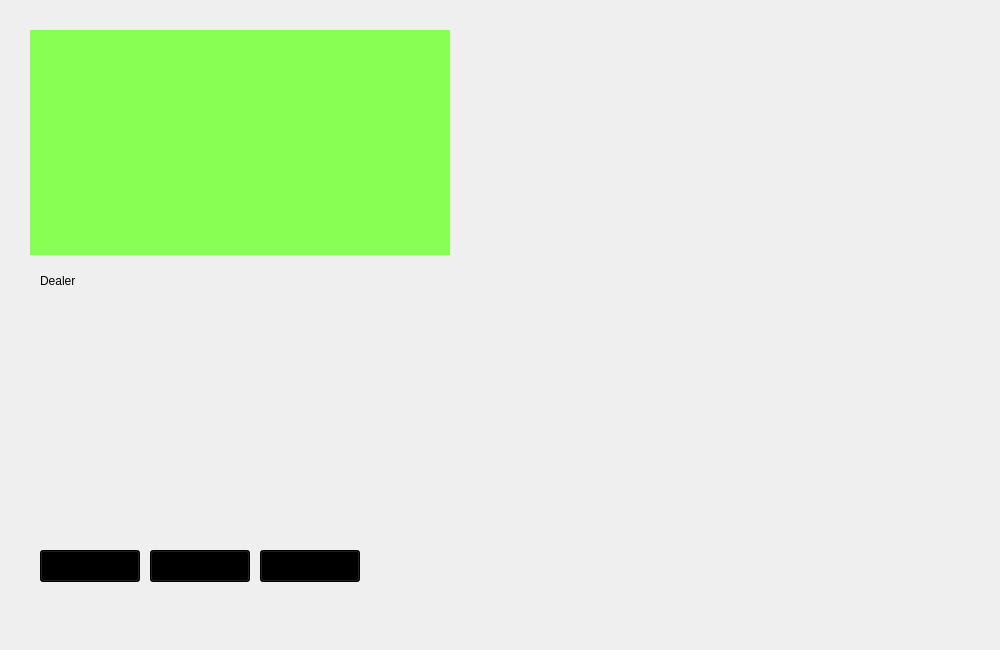
jasonpliszak/BlackJackGame_EC327, file game.ui: the form before one commit.
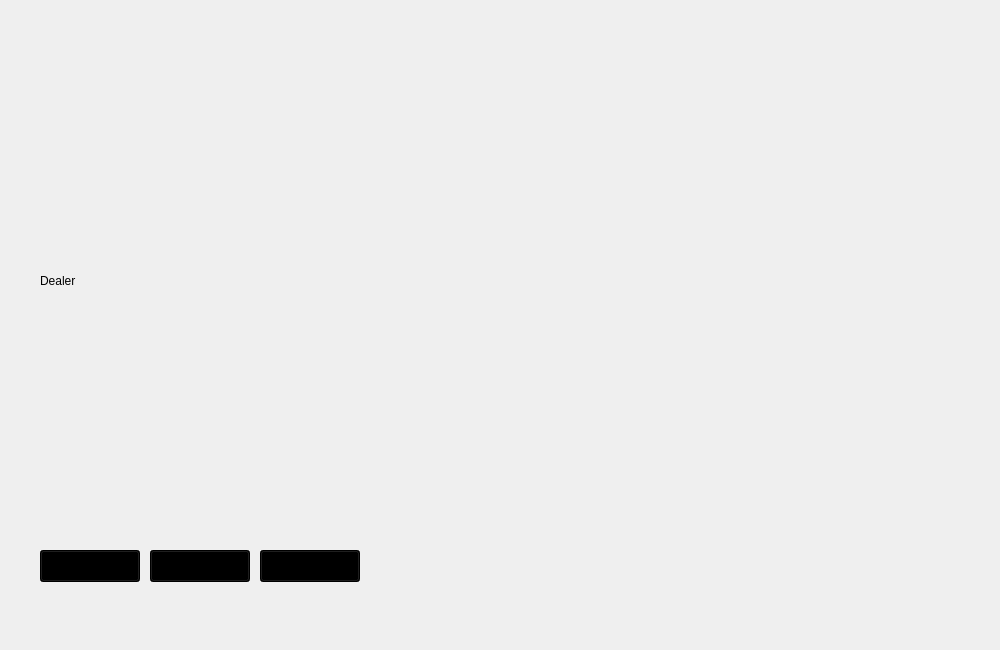
The form after the commit.

Patch:
```diff
--- a/game.ui
+++ b/game.ui
@@ -29,7 +29,7 @@
     </rect>
    </property>
    <property name="styleSheet">
-    <string notr="true">background-color: rgb(136, 255, 83)</string>
+    <string notr="true"/>
    </property>
    <property name="text">
     <string/>
@@ -138,7 +138,7 @@
   <widget class="QLabel" name="DC2">
    <property name="geometry">
     <rect>
-     <x>120</x>
+     <x>80</x>
      <y>300</y>
      <width>150</width>
      <height>225</height>
@@ -154,7 +154,7 @@
   <widget class="QLabel" name="DC3">
    <property name="geometry">
     <rect>
-     <x>140</x>
+     <x>130</x>
      <y>300</y>
      <width>150</width>
      <height>225</height>
@@ -170,7 +170,7 @@
   <widget class="QLabel" name="DC4">
    <property name="geometry">
     <rect>
-     <x>160</x>
+     <x>180</x>
      <y>300</y>
      <width>150</width>
      <height>225</height>
@@ -186,7 +186,7 @@
   <widget class="QLabel" name="DC5">
    <property name="geometry">
     <rect>
-     <x>180</x>
+     <x>230</x>
      <y>300</y>
      <width>150</width>
      <height>225</height>
@@ -209,7 +209,7 @@
     </rect>
    </property>
    <property name="styleSheet">
-    <string notr="true">background-color: rgb(136, 255, 83)</string>
+    <string notr="true"/>
    </property>
    <property name="text">
     <string/>
@@ -228,7 +228,7 @@
     </rect>
    </property>
    <property name="styleSheet">
-    <string notr="true">background-color: rgb(136, 255, 83)</string>
+    <string notr="true"/>
    </property>
    <property name="text">
     <string/>
@@ -240,14 +240,14 @@
   <widget class="QLabel" name="PC4">
    <property name="geometry">
     <rect>
-     <x>170</x>
+     <x>180</x>
      <y>30</y>
      <width>150</width>
      <height>225</height>
     </rect>
    </property>
    <property name="styleSheet">
-    <string notr="true">background-color: rgb(136, 255, 83)</string>
+    <string notr="true"/>
    </property>
    <property name="text">
     <string/>
@@ -259,14 +259,14 @@
   <widget class="QLabel" name="PC3">
    <property name="geometry">
     <rect>
-     <x>150</x>
+     <x>130</x>
      <y>30</y>
      <width>150</width>
      <height>225</height>
     </rect>
    </property>
    <property name="styleSheet">
-    <string notr="true">background-color: rgb(136, 255, 83)</string>
+    <string notr="true"/>
    </property>
    <property name="text">
     <string/>
@@ -291,14 +291,14 @@
   <widget class="QLabel" name="PC6">
    <property name="geometry">
     <rect>
-     <x>200</x>
+     <x>280</x>
      <y>30</y>
      <width>150</width>
      <height>225</height>
     </rect>
    </property>
    <property name="styleSheet">
-    <string notr="true">background-color: rgb(136, 255, 83)</string>
+    <string notr="true"/>
    </property>
    <property name="text">
     <string/>
@@ -310,14 +310,14 @@
   <widget class="QLabel" name="PC7">
    <property name="geometry">
     <rect>
-     <x>220</x>
+     <x>330</x>
      <y>30</y>
      <width>150</width>
      <height>225</height>
     </rect>
    </property>
    <property name="styleSheet">
-    <string notr="true">background-color: rgb(136, 255, 83)</string>
+    <string notr="true"/>
    </property>
    <property name="text">
     <string/>
@@ -329,14 +329,14 @@
   <widget class="QLabel" name="PC8">
    <property name="geometry">
     <rect>
-     <x>240</x>
+     <x>380</x>
      <y>30</y>
      <width>150</width>
      <height>225</height>
     </rect>
    </property>
    <property name="styleSheet">
-    <string notr="true">background-color: rgb(136, 255, 83)</string>
+    <string notr="true"/>
    </property>
    <property name="text">
     <string/>
@@ -348,14 +348,14 @@
   <widget class="QLabel" name="PC9">
    <property name="geometry">
     <rect>
-     <x>260</x>
+     <x>430</x>
      <y>30</y>
      <width>150</width>
      <height>225</height>
     </rect>
    </property>
    <property name="styleSheet">
-    <string notr="true">background-color: rgb(136, 255, 83)</string>
+    <string notr="true"/>
    </property>
    <property name="text">
     <string/>
@@ -367,14 +367,14 @@
   <widget class="QLabel" name="PC10">
    <property name="geometry">
     <rect>
-     <x>280</x>
+     <x>480</x>
      <y>30</y>
      <width>150</width>
      <height>225</height>
     </rect>
    </property>
    <property name="styleSheet">
-    <string notr="true">background-color: rgb(136, 255, 83)</string>
+    <string notr="true"/>
    </property>
    <property name="text">
     <string/>
@@ -386,14 +386,14 @@
   <widget class="QLabel" name="PC11">
    <property name="geometry">
     <rect>
-     <x>300</x>
+     <x>530</x>
      <y>30</y>
      <width>150</width>
      <height>225</height>
     </rect>
    </property>
    <property name="styleSheet">
-    <string notr="true">background-color: rgb(136, 255, 83)</string>
+    <string notr="true"/>
    </property>
    <property name="text">
     <string/>
@@ -405,7 +405,7 @@
   <widget class="QLabel" name="DC6">
    <property name="geometry">
     <rect>
-     <x>200</x>
+     <x>280</x>
      <y>300</y>
      <width>150</width>
      <height>225</height>
@@ -421,7 +421,7 @@
   <widget class="QLabel" name="DC7">
    <property name="geometry">
     <rect>
-     <x>220</x>
+     <x>330</x>
      <y>300</y>
      <width>150</width>
      <height>225</height>
@@ -437,7 +437,7 @@
   <widget class="QLabel" name="DC8">
    <property name="geometry">
     <rect>
-     <x>240</x>
+     <x>380</x>
      <y>300</y>
      <width>150</width>
      <height>225</height>
@@ -453,7 +453,7 @@
   <widget class="QLabel" name="DC9">
    <property name="geometry">
     <rect>
-     <x>260</x>
+     <x>430</x>
      <y>300</y>
      <width>150</width>
      <height>225</height>
@@ -469,7 +469,7 @@
   <widget class="QLabel" name="DC10">
    <property name="geometry">
     <rect>
-     <x>280</x>
+     <x>480</x>
      <y>300</y>
      <width>150</width>
      <height>225</height>
@@ -485,7 +485,7 @@
   <widget class="QLabel" name="DC11">
    <property name="geometry">
     <rect>
-     <x>300</x>
+     <x>530</x>
      <y>300</y>
      <width>150</width>
      <height>225</height>
```
Left out of the diff: 26 changed lines with no effect on the pictures.
